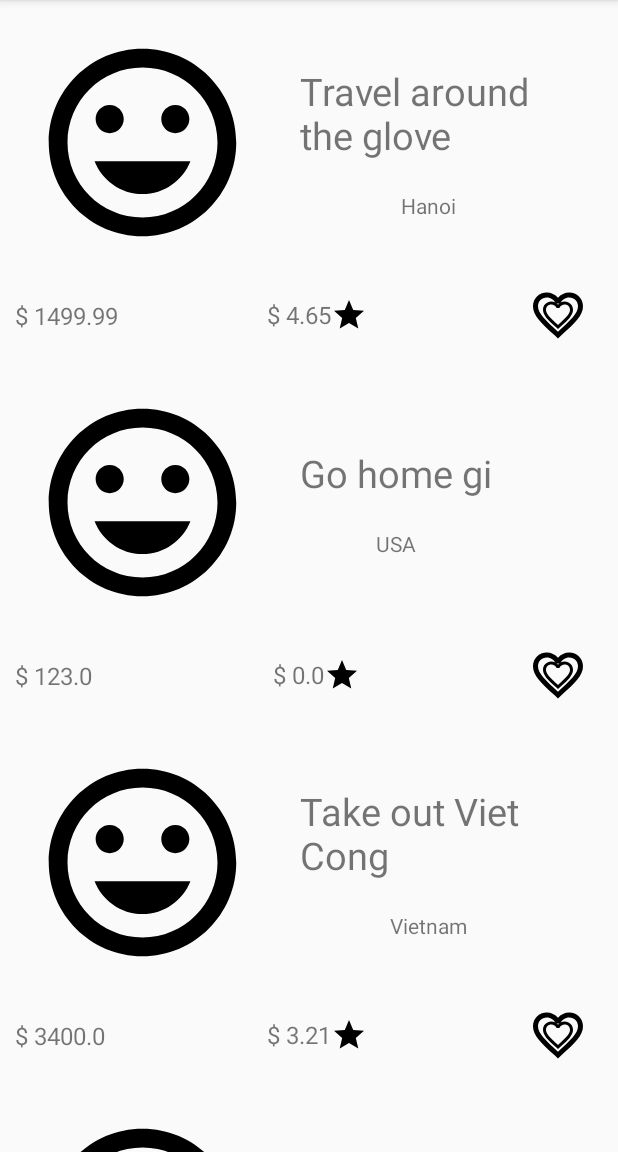
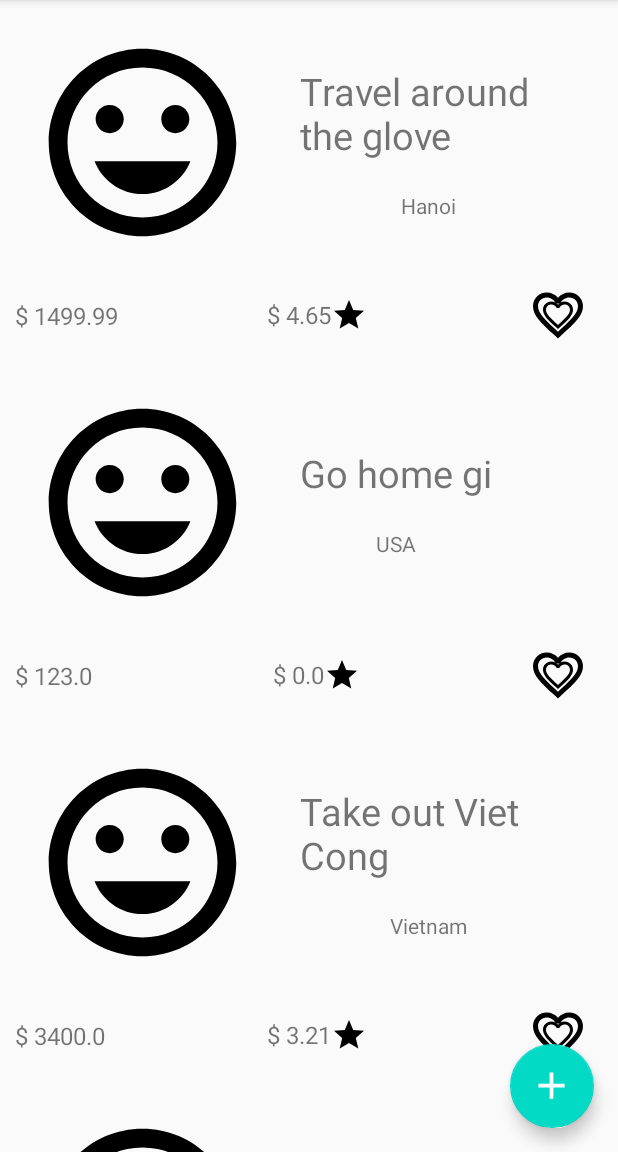
Before and after one commit to Shazud/travel-journal, an Android app: the screen it shows after launch (MainActivity), on a phone screen of 412 x 824 dp, the part 84-1236 px from its top. Run offline under Robolectric (Android 15) with nearby library versions, the phone set to English and light mode, and no system bars.

Commit message:
floating action button done

```diff
--- a/app/src/main/java/com/ddp/tj/fragment/HomeFragment.java
+++ b/app/src/main/java/com/ddp/tj/fragment/HomeFragment.java
@@ -15,6 +15,8 @@ import androidx.recyclerview.widget.RecyclerView;
 import com.ddp.tj.R;
 import com.ddp.tj.trip.Trip;
 import com.ddp.tj.trip.TripAdapter;
+import com.google.android.material.floatingactionbutton.FloatingActionButton;
+import com.google.android.material.snackbar.Snackbar;
 
 import java.util.ArrayList;
 
@@ -37,6 +39,14 @@ public class HomeFragment extends Fragment {
         dataAdapter = new TripAdapter(data);
         recyclerView.setAdapter(dataAdapter);
 
+        //Floating action button init
+        FloatingActionButton fab = view.findViewById(R.id.home_fab);
+        fab.setOnClickListener(new View.OnClickListener() {
+            @Override
+            public void onClick(View v) {
+
+            }
+        });
 
 
         return view;
--- /dev/null
+++ b/app/src/main/res/drawable/ic_add_white_24dp.xml
@@ -0,0 +1,5 @@
+<vector android:height="24dp" android:tint="#FFFFFF"
+    android:viewportHeight="24.0" android:viewportWidth="24.0"
+    android:width="24dp" xmlns:android="http://schemas.android.com/apk/res/android">
+    <path android:fillColor="#FF000000" android:pathData="M19,13h-6v6h-2v-6H5v-2h6V5h2v6h6v2z"/>
+</vector>
--- /dev/null
+++ b/app/src/main/res/layout/fragment_edit_trip.xml
@@ -0,0 +1,6 @@
+<?xml version="1.0" encoding="utf-8"?>
+<androidx.constraintlayout.widget.ConstraintLayout
+    xmlns:android="http://schemas.android.com/apk/res/android" android:layout_width="match_parent"
+    android:layout_height="match_parent">
+
+</androidx.constraintlayout.widget.ConstraintLayout>
--- a/app/src/main/res/layout/fragment_home.xml
+++ b/app/src/main/res/layout/fragment_home.xml
@@ -1,11 +1,24 @@
 <?xml version="1.0" encoding="utf-8"?>
-<RelativeLayout
-    xmlns:android="http://schemas.android.com/apk/res/android" android:layout_width="match_parent"
+<androidx.constraintlayout.widget.ConstraintLayout
+    xmlns:android="http://schemas.android.com/apk/res/android"
+    xmlns:app="http://schemas.android.com/apk/res-auto"
+    android:layout_width="match_parent"
     android:layout_height="match_parent">
     <androidx.recyclerview.widget.RecyclerView
         android:id="@+id/home_recycler_view"
         android:layout_width="match_parent"
         android:layout_height="match_parent"/>
 
+    <com.google.android.material.floatingactionbutton.FloatingActionButton
+        android:id="@+id/home_fab"
+        android:layout_width="wrap_content"
+        android:layout_height="wrap_content"
+        app:layout_constraintBottom_toBottomOf="parent"
+        app:layout_constraintEnd_toEndOf="parent"
+        android:layout_margin="16dp"
+        android:src="@drawable/ic_add_white_24dp"
+        app:maxImageSize="30dp"
+        />
 
-</RelativeLayout>
+
+</androidx.constraintlayout.widget.ConstraintLayout>
--- /dev/null
+++ b/app/src/main/res/layout/fragment_view_tip.xml
@@ -0,0 +1,6 @@
+<?xml version="1.0" encoding="utf-8"?>
+<androidx.constraintlayout.widget.ConstraintLayout
+    xmlns:android="http://schemas.android.com/apk/res/android" android:layout_width="match_parent"
+    android:layout_height="match_parent">
+
+</androidx.constraintlayout.widget.ConstraintLayout>
```
Also changed, not shown: app/src/main/res/drawable/ic_add_black_24dp.xml (added, +9 -0 lines), app/src/main/res/drawable/ic_add_circle_black_24dp.xml (added, +9 -0 lines).
